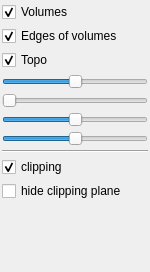
First picture: the form in Apps/Examples/volumeExplorer.ui, repository codistmonk/CGoGN, before the edit.
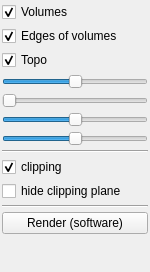
Second picture: the form after the edit.

Commit message: Added software render button to volumeExplorer UI. Added RAII VBO pointer handler in volumeExplorerTools.

Diff of the .ui file:
```diff
--- a/Apps/Examples/volumeExplorer.ui
+++ b/Apps/Examples/volumeExplorer.ui
@@ -144,6 +144,20 @@
         </property>
        </widget>
       </item>
+      <item>
+       <widget class="Line" name="line">
+        <property name="orientation">
+         <enum>Qt::Horizontal</enum>
+        </property>
+       </widget>
+      </item>
+      <item>
+       <widget class="QPushButton" name="button_render_software">
+        <property name="text">
+         <string>Render (software)</string>
+        </property>
+       </widget>
+      </item>
       <item>
        <spacer name="verticalSpacer">
         <property name="orientation">
```
Left out of the diff: 12 changed lines with no effect on the pictures. The commit also changes 3 other files.
